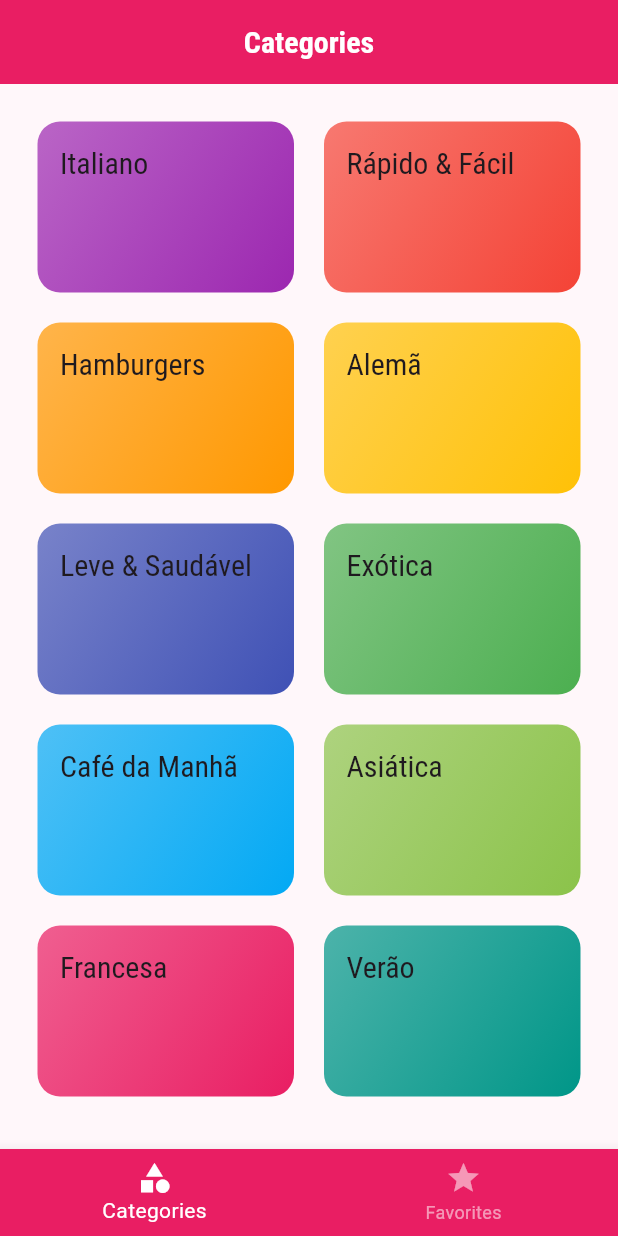
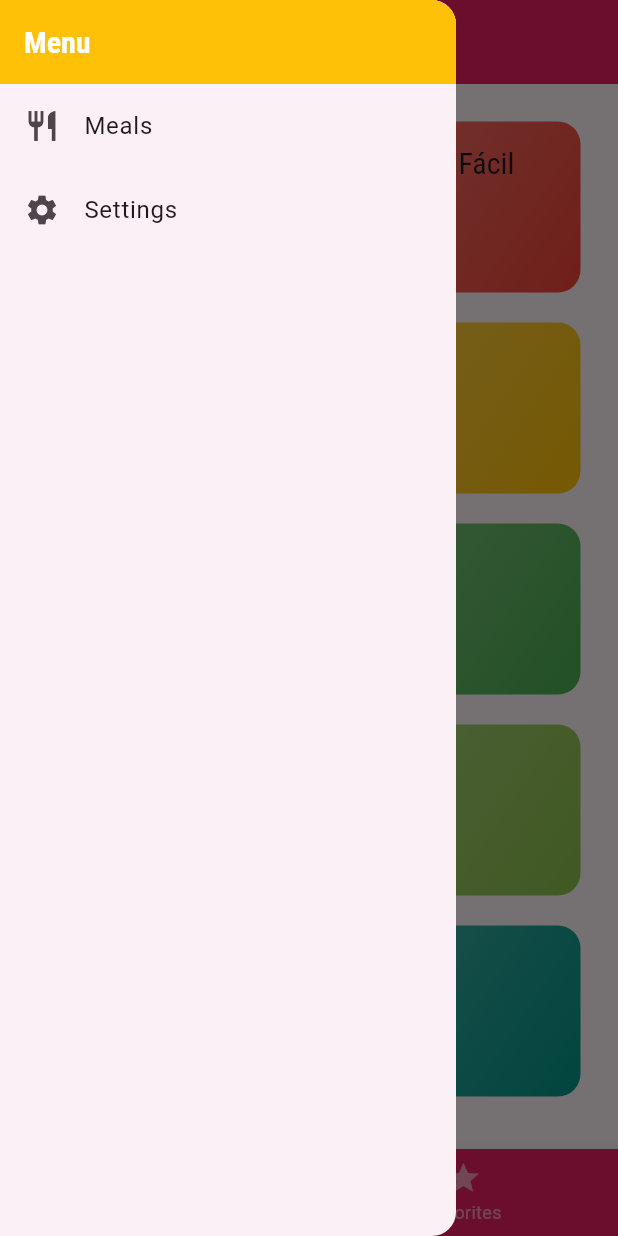
Before and after one commit to dilersik/cook_book_flutter, a Flutter app: the screen it shows after launch, with the side drawer open (before the commit the screen has no drawer), on a phone screen of 412 x 824 dp. Run offline on Flutter 3.47's test engine with Material 3 defaults, Android fonts, the phone set to English and light mode, and no system bars.

Commit message:
198. Adicionar Drawer Personalizado

```diff
--- a/lib/screens/app_routes.dart
+++ b/lib/screens/app_routes.dart
@@ -2,4 +2,5 @@ class AppRoutes {
   static const HOME = "/";
   static const CATEGORY_MEALS = "/category-meals";
   static const MEAL_DETAIL = "/meal-detail";
+  static const SETTINGS = "/settings";
 }
--- a/lib/screens/tabs_screen.dart
+++ b/lib/screens/tabs_screen.dart
@@ -1,3 +1,4 @@
+import 'package:cook_book_flutter/widgets/main_drawer.dart';
 import 'package:flutter/material.dart';
 
 import 'categories_screen.dart';
@@ -21,6 +22,7 @@ class _TabsScreenState extends State<TabsScreen> {
   Widget build(BuildContext context) {
     return Scaffold(
       appBar: AppBar(title: _pages[_selectedPageIndex]['title'], centerTitle: true),
+      drawer: MainDrawer(),
       body: _pages[_selectedPageIndex]['page'],
       bottomNavigationBar: BottomNavigationBar(
         onTap: _selectPage,
--- /dev/null
+++ b/lib/widgets/main_drawer.dart
@@ -0,0 +1,36 @@
+import 'package:flutter/material.dart';
+
+import '../screens/app_routes.dart';
+
+class MainDrawer extends StatelessWidget {
+  const MainDrawer({super.key});
+
+  @override
+  Widget build(BuildContext context) {
+    return Drawer(
+      child: Column(
+        children: [
+          AppBar(
+            title: const Text('Menu'),
+            automaticallyImplyLeading: false,
+            backgroundColor: Theme.of(context).colorScheme.secondary,
+          ),
+          ListTile(
+            leading: const Icon(Icons.restaurant),
+            title: const Text('Meals'),
+            onTap: () {
+              Navigator.of(context).pushNamed(AppRoutes.HOME);
+            },
+          ),
+          ListTile(
+            leading: const Icon(Icons.settings),
+            title: const Text('Settings'),
+            onTap: () {
+              Navigator.of(context).pushNamed(AppRoutes.SETTINGS);
+            },
+          ),
+        ],
+      ),
+    );
+  }
+}
```
